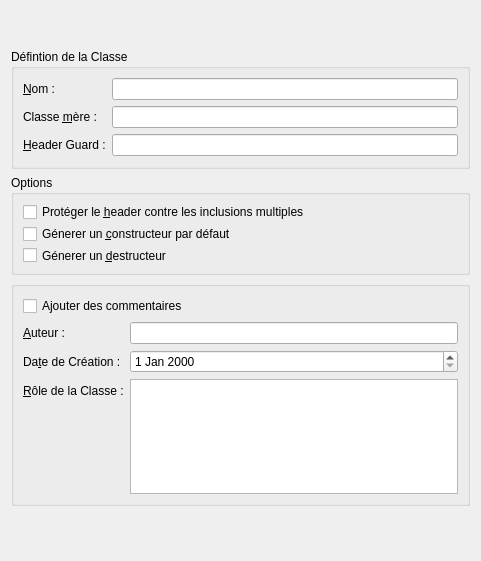
Bertried/Qt-Apps, file ZeroClassGenerator/widget.ui: the form before one commit.
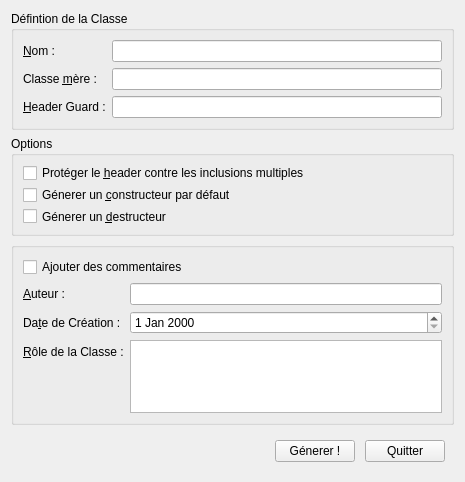
The form after the commit.

Patch:
```diff
--- a/ZeroClassGenerator/widget.ui
+++ b/ZeroClassGenerator/widget.ui
@@ -6,15 +6,13 @@
    <rect>
     <x>0</x>
     <y>0</y>
-    <width>481</width>
-    <height>561</height>
+    <width>465</width>
+    <height>482</height>
    </rect>
   </property>
   <property name="windowTitle">
    <string>Zero Class Generator</string>
   </property>
-  <layout class="QVBoxLayout" name="verticalLayout_3">
-   <item>
     <layout class="QVBoxLayout" name="verticalLayout">
      <item>
       <widget class="QGroupBox" name="groupBox">
@@ -185,20 +183,43 @@
        </layout>
       </widget>
      </item>
+   <item alignment="Qt::AlignRight">
+    <widget class="QWidget" name="" native="true">
+     <layout class="QHBoxLayout" name="horizontalLayout">
+      <property name="spacing">
+       <number>10</number>
+      </property>
+      <property name="sizeConstraint">
+       <enum>QLayout::SetFixedSize</enum>
+      </property>
      <item>
-      <widget class="QDialogButtonBox" name="buttonBox">
-       <property name="acceptDrops">
-        <bool>true</bool>
-       </property>
-       <property name="standardButtons">
-        <set>QDialogButtonBox::NoButton</set>
-       </property>
-       <property name="centerButtons">
-        <bool>false</bool>
+       <widget class="QPushButton" name="genererButton">
+        <property name="maximumSize">
+         <size>
+          <width>100</width>
+          <height>16777215</height>
+         </size>
+        </property>
+        <property name="text">
+         <string>Génerer !</string>
+        </property>
+       </widget>
+      </item>
+      <item alignment="Qt::AlignRight">
+       <widget class="QPushButton" name="quitButton">
+        <property name="maximumSize">
+         <size>
+          <width>100</width>
+          <height>16777215</height>
+         </size>
+        </property>
+        <property name="text">
+         <string>Quitter</string>
        </property>
       </widget>
      </item>
     </layout>
+    </widget>
    </item>
   </layout>
  </widget>
```
Lines whose indentation alone changed are shown as unchanged.
